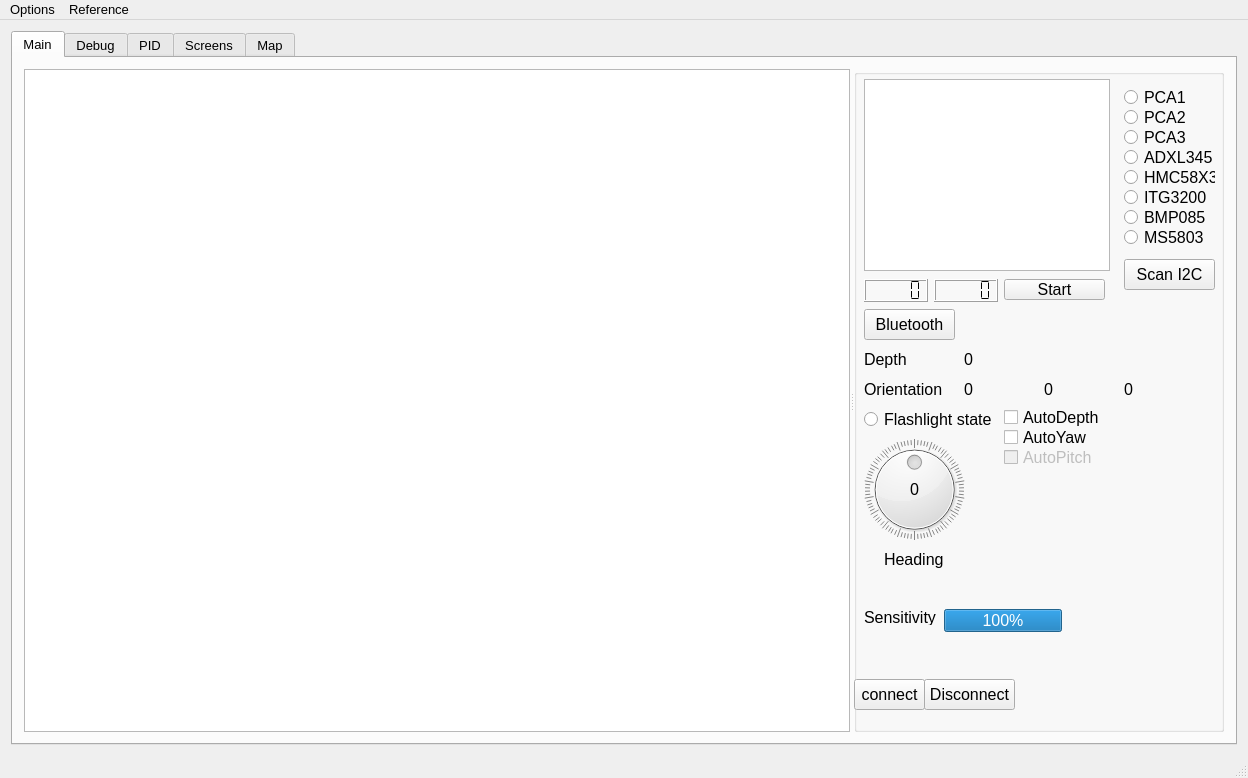
First picture: the form in mainwindow.ui, repository robocenter-rov/remote-control, before the edit.
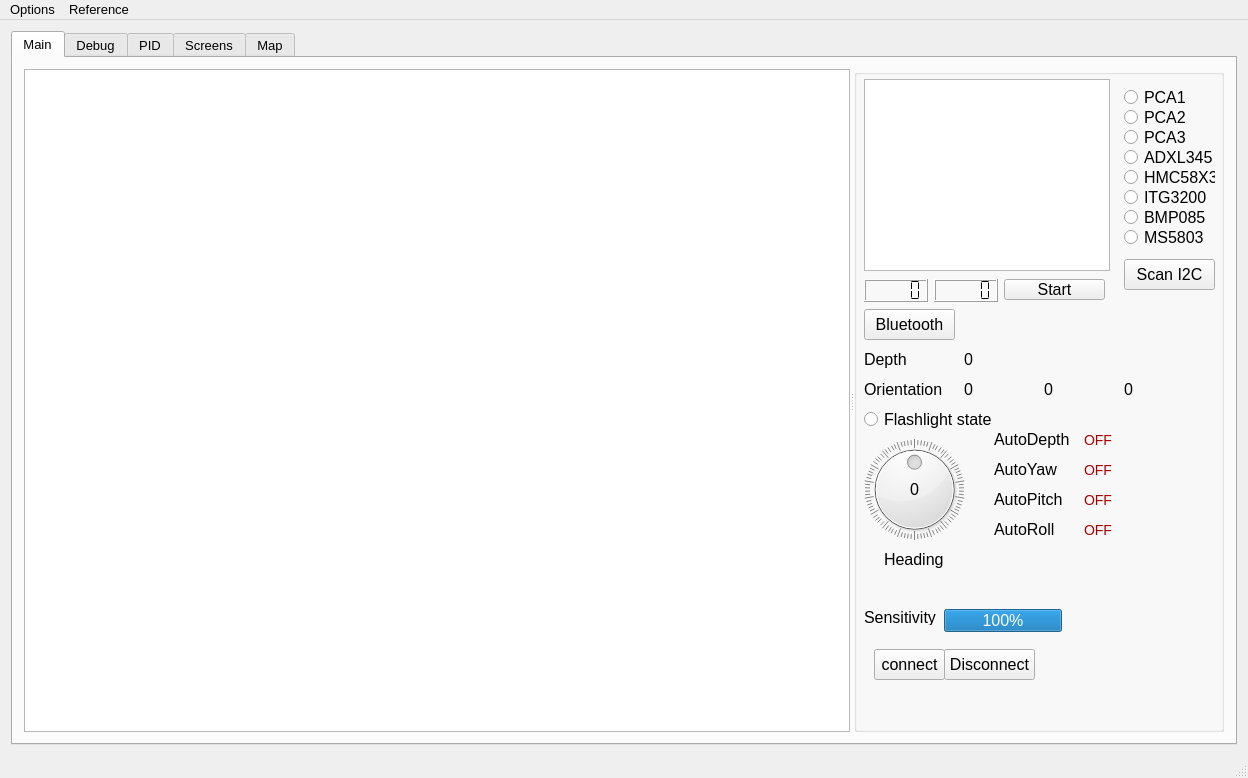
Second picture: the form after the edit. Custom widgets are drawn as their Qt base class.

Commit message: Improve indicator system for automode states

What changed in the file:
```diff
--- a/mainwindow.ui
+++ b/mainwindow.ui
@@ -188,8 +188,8 @@
            <widget class="QPushButton" name="connectButton">
             <property name="geometry">
              <rect>
-              <x>0</x>
-              <y>610</y>
+              <x>20</x>
+              <y>580</y>
               <width>71</width>
               <height>31</height>
              </rect>
@@ -201,8 +201,8 @@
            <widget class="QPushButton" name="disconnectButton">
             <property name="geometry">
              <rect>
-              <x>70</x>
-              <y>610</y>
+              <x>90</x>
+              <y>580</y>
               <width>91</width>
               <height>31</height>
              </rect>
@@ -561,54 +561,6 @@
              <bool>false</bool>
             </property>
            </widget>
-           <widget class="QCheckBox" name="autoDepthMainInfoCB">
-            <property name="enabled">
-             <bool>true</bool>
-            </property>
-            <property name="geometry">
-             <rect>
-              <x>150</x>
-              <y>340</y>
-              <width>211</width>
-              <height>17</height>
-             </rect>
-            </property>
-            <property name="text">
-             <string>AutoDepth</string>
-            </property>
-           </widget>
-           <widget class="QCheckBox" name="autoYawMainInfoCB">
-            <property name="enabled">
-             <bool>true</bool>
-            </property>
-            <property name="geometry">
-             <rect>
-              <x>150</x>
-              <y>360</y>
-              <width>211</width>
-              <height>17</height>
-             </rect>
-            </property>
-            <property name="text">
-             <string>AutoYaw</string>
-            </property>
-           </widget>
-           <widget class="QCheckBox" name="autoPitchMainInfoCB">
-            <property name="enabled">
-             <bool>false</bool>
-            </property>
-            <property name="geometry">
-             <rect>
-              <x>150</x>
-              <y>380</y>
-              <width>211</width>
-              <height>17</height>
-             </rect>
-            </property>
-            <property name="text">
-             <string>AutoPitch</string>
-            </property>
-           </widget>
            <widget class="QRadioButton" name="radioPCA3">
             <property name="enabled">
              <bool>true</bool>
@@ -657,6 +609,181 @@
              <number>100</number>
             </property>
            </widget>
+           <widget class="QLabel" name="autoDepthLabel">
+            <property name="geometry">
+             <rect>
+              <x>140</x>
+              <y>360</y>
+              <width>81</width>
+              <height>21</height>
+             </rect>
+            </property>
+            <property name="text">
+             <string>AutoDepth</string>
+            </property>
+           </widget>
+           <widget class="QLabel" name="autoDepthStateLabel">
+            <property name="geometry">
+             <rect>
+              <x>230</x>
+              <y>360</y>
+              <width>121</width>
+              <height>21</height>
+             </rect>
+            </property>
+            <property name="styleSheet">
+             <string notr="true">QLabel#autoDepthStateLabel{
+	color: rgb(170, 0, 0);
+	font-size: 14px;
+}</string>
+            </property>
+            <property name="text">
+             <string>OFF</string>
+            </property>
+            <property name="textFormat">
+             <enum>Qt::AutoText</enum>
+            </property>
+           </widget>
+           <widget class="QLabel" name="autoYawLabel">
+            <property name="geometry">
+             <rect>
+              <x>140</x>
+              <y>390</y>
+              <width>81</width>
+              <height>21</height>
+             </rect>
+            </property>
+            <property name="text">
+             <string>AutoYaw</string>
+            </property>
+           </widget>
+           <widget class="QLabel" name="autoYawStateLabel">
+            <property name="geometry">
+             <rect>
+              <x>230</x>
+              <y>390</y>
+              <width>121</width>
+              <height>21</height>
+             </rect>
+            </property>
+            <property name="styleSheet">
+             <string notr="true">QLabel#autoDepthStateLabel{
+	color: rgb(170, 0, 0);
+	font-size: 14px;
+}
+
+QLabel#autoYawStateLabel{
+	color: rgb(170, 0, 0);
+	font-size: 14px;
+}</string>
+            </property>
+            <property name="text">
+             <string>OFF</string>
+            </property>
+            <property name="textFormat">
+             <enum>Qt::AutoText</enum>
+            </property>
+           </widget>
+           <widget class="QLabel" name="autoPitchStateLabel">
+            <property name="geometry">
+             <rect>
+              <x>230</x>
+              <y>420</y>
+              <width>111</width>
+              <height>21</height>
+             </rect>
+            </property>
+            <property name="styleSheet">
+             <string notr="true">QLabel#autoDepthStateLabel{
+	color: rgb(170, 0, 0);
+	font-size: 14px;
+}
+
+QLabel#autoYawStateLabel{
+	color: rgb(170, 0, 0);
+	font-size: 14px;
+}
+
+QLabel#autoPitchStateLabel{
+	color: rgb(170, 0, 0);
+	font-size: 14px;
+}
+
+QLabel#autoRollStateLabel{
+	color: rgb(170, 0, 0);
+	font-size: 14px;
+}</string>
+            </property>
+            <property name="text">
+             <string>OFF</string>
+            </property>
+            <property name="textFormat">
+             <enum>Qt::AutoText</enum>
+            </property>
+           </widget>
+           <widget class="QLabel" name="autoPitchLabel">
+            <property name="geometry">
+             <rect>
+              <x>140</x>
+              <y>420</y>
+              <width>81</width>
+              <height>21</height>
+             </rect>
+            </property>
+            <property name="text">
+             <string>AutoPitch</string>
+            </property>
+           </widget>
+           <widget class="QLabel" name="autoRollStateLabel">
+            <property name="geometry">
+             <rect>
+              <x>230</x>
+              <y>450</y>
+              <width>111</width>
+              <height>21</height>
+             </rect>
+            </property>
+            <property name="styleSheet">
+             <string notr="true">QLabel#autoDepthStateLabel{
+	color: rgb(170, 0, 0);
+	font-size: 14px;
+}
+
+QLabel#autoYawStateLabel{
+	color: rgb(170, 0, 0);
+	font-size: 14px;
+}
+
+QLabel#autoPitchStateLabel{
+	color: rgb(170, 0, 0);
+	font-size: 14px;
+}
+
+QLabel#autoRollStateLabel{
+	color: rgb(170, 0, 0);
+	font-size: 14px;
+}</string>
+            </property>
+            <property name="text">
+             <string>OFF</string>
+            </property>
+            <property name="textFormat">
+             <enum>Qt::AutoText</enum>
+            </property>
+           </widget>
+           <widget class="QLabel" name="autoRollLabel">
+            <property name="geometry">
+             <rect>
+              <x>140</x>
+              <y>450</y>
+              <width>81</width>
+              <height>21</height>
+             </rect>
+            </property>
+            <property name="text">
+             <string>AutoRoll</string>
+            </property>
+           </widget>
           </widget>
          </widget>
         </item>
```
Left out of the diff: 40 changed lines with no effect on the pictures. The commit also changes 2 other files.
